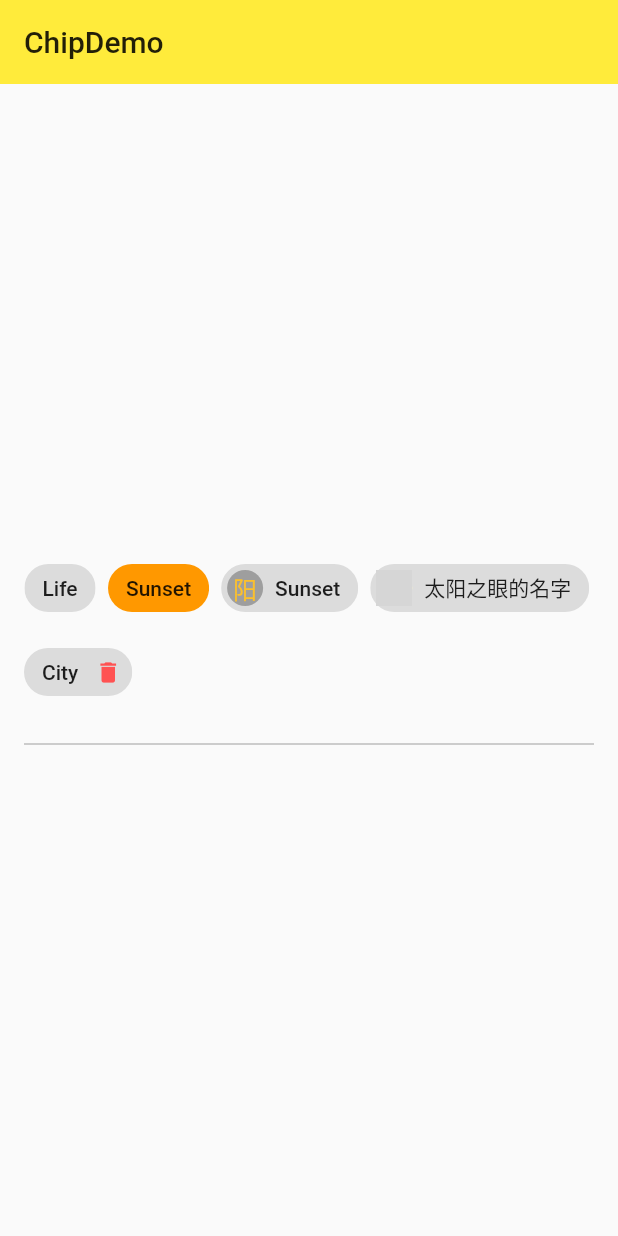
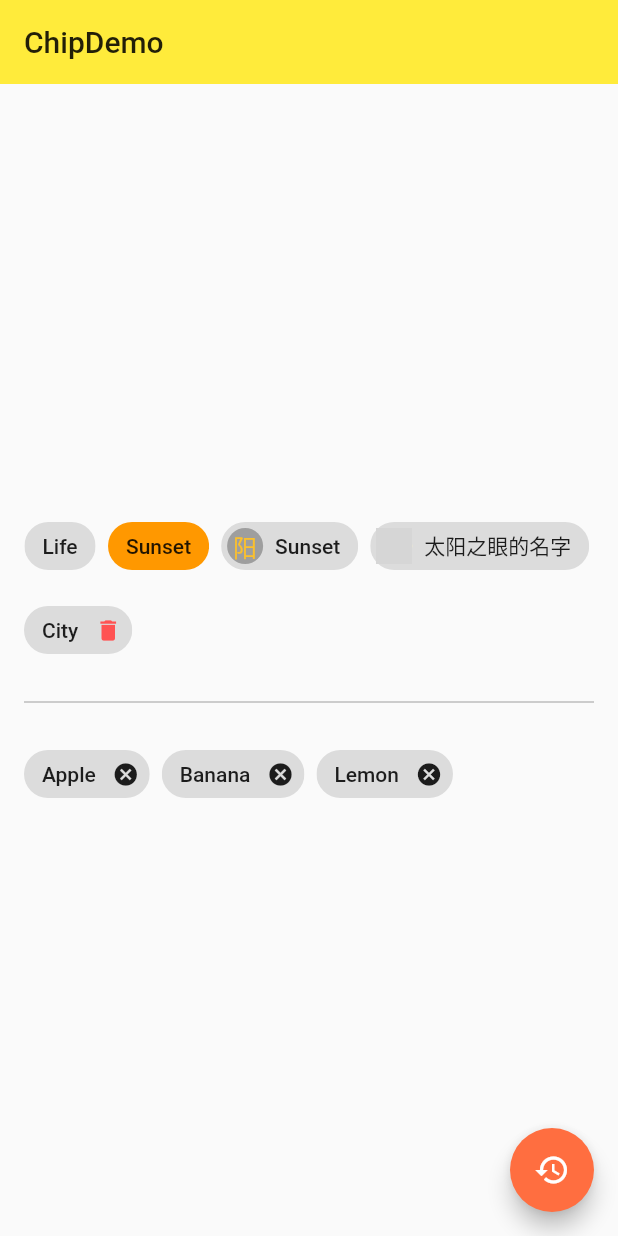
Before and after one commit to yangBlock/Flutter_learn, a Flutter app: the ChipDemo screen opened directly, on a phone screen of 412 x 824 dp. Run offline on Flutter 3.47's test engine with Material 2 defaults, Android fonts, the phone set to English and light mode, and no system bars; network calls fail; grey boxes are pictures that could not be loaded.

Commit message:
Chip：用列表生成带删除功能的小碎片

```diff
--- a/lib/demo/chip_demo.dart
+++ b/lib/demo/chip_demo.dart
@@ -6,6 +6,12 @@ class ChipDemo extends StatefulWidget {
 }
 
 class _ChipDemoState extends State<ChipDemo> {
+
+  List<String> _tags = [
+    'Apple',
+    'Banana',
+    'Lemon'
+  ];
   @override
   Widget build(BuildContext context) {
     return Scaffold(
@@ -54,11 +60,32 @@ class _ChipDemoState extends State<ChipDemo> {
                   height: 32.0,
 //                  indent: 32.0,//左边缩进
                 ),
+                Wrap(
+                  spacing: 8.0,
+                  children: _tags.map((tag) {
+                    return Chip(
+                      label: Text(tag),
+                      onDeleted: () {
+                        setState(() {
+                          _tags.remove(tag);
+                        });
+                      },
+                    );
+                  }).toList(),
+                ),
               ],
             ),
           ],
         ),
       ),
+      floatingActionButton: FloatingActionButton(
+        child: Icon(Icons.restore),
+        onPressed: () {
+          setState(() {
+            _tags = ['Apple','Banana','Lemon'];
+          });
+        },
+      ),
     );
   }
 }
```
